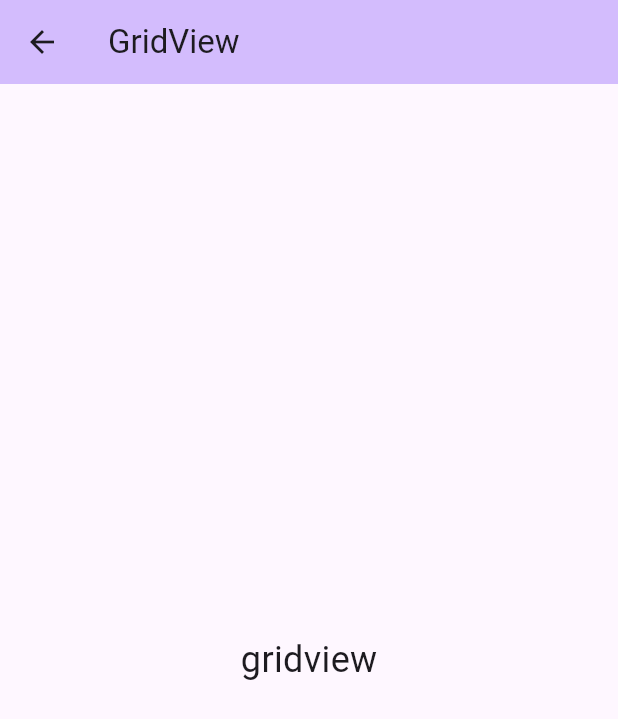
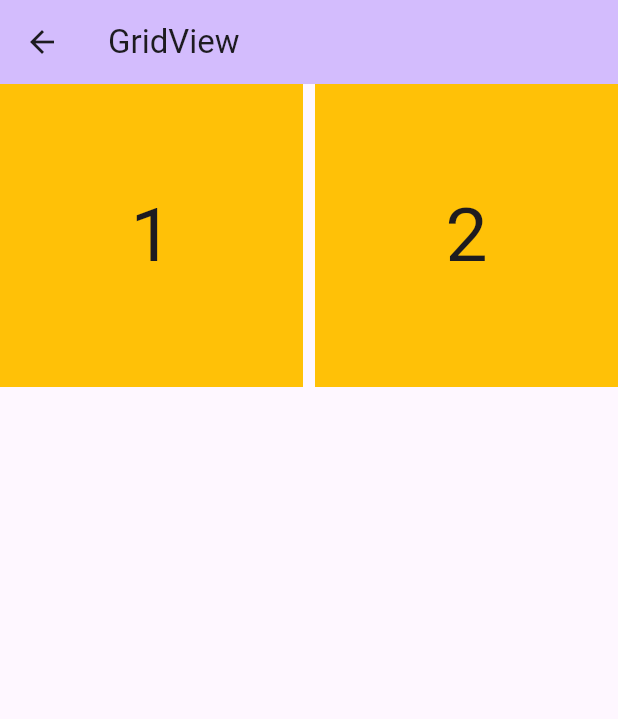
Before and after one commit to aryanNakarmi/flutter_for_college, a Flutter app: the GridViewScreen screen opened directly, on a phone screen of 412 x 824 dp. Shown: the top 719 px of the screen. Run offline on Flutter 3.47's test engine with Material 3 defaults, Android fonts, the phone set to English and light mode, and no system bars.

Commit message:
gridview

```diff
--- a/lib/screens/gridview_screen.dart
+++ b/lib/screens/gridview_screen.dart
@@ -10,9 +10,32 @@ class GridViewScreen extends StatelessWidget {
         title: const Text('GridView'),
         backgroundColor: Theme.of(context).colorScheme.inversePrimary,
       ),
-      body: const Center(
-        child: Text('gridview', style: TextStyle(fontSize: 24)),
-      ),
+      body: GridView.count(
+        crossAxisSpacing: 8,
+        mainAxisSpacing: 8,
+        crossAxisCount: 2,
+        children: [
+          Container(
+            alignment: Alignment.center,
+            color: Colors.amber,
+            child: const Text(
+              '1',
+              style: TextStyle(fontSize: 50),
+            ),
+            ),
+
+          Container(
+            alignment: Alignment.center,
+            color: Colors.amber,
+            child: const Text(
+              '2',
+              style: TextStyle(fontSize: 50),
+            ),
+            ),
+
+        ],
+
+      )
     );
   }
 }
```
